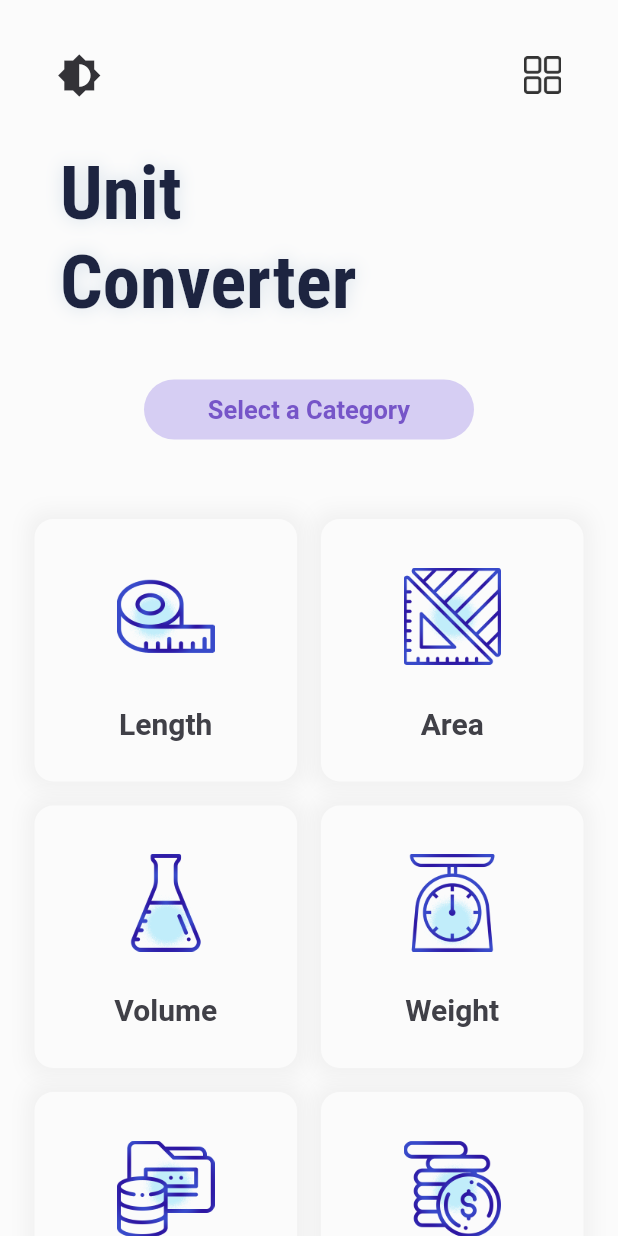
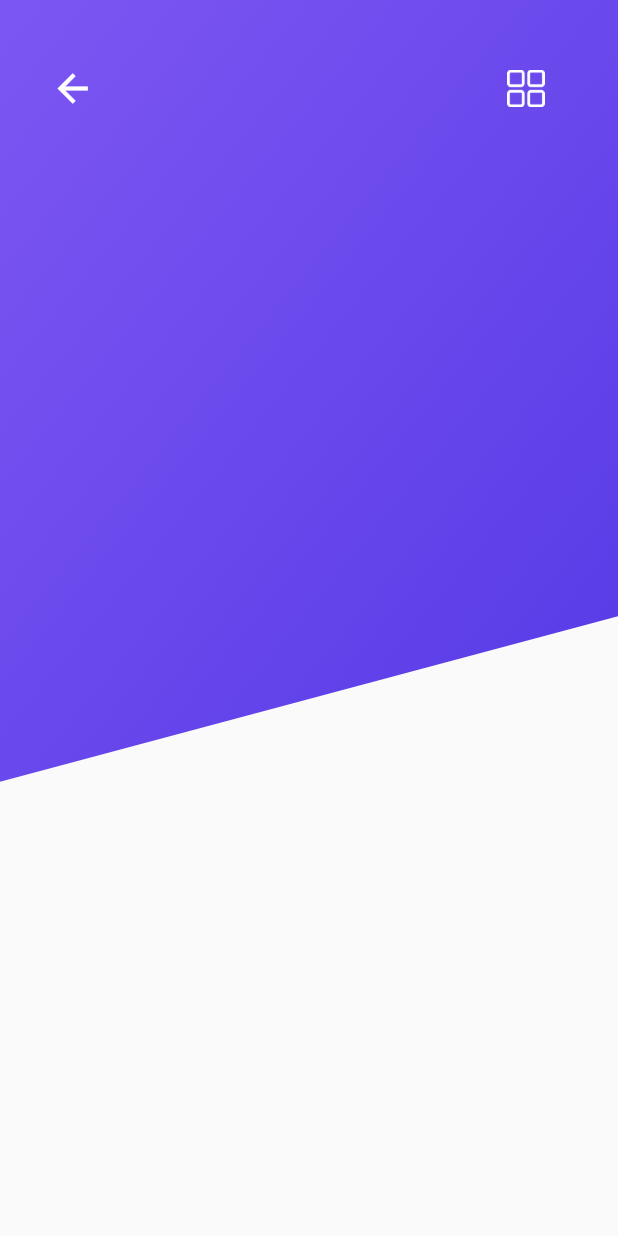
Before and after one commit to bharat-1809/Unito, a Flutter app: the screen it shows after launch, after a tap on "Length", on a phone screen of 412 x 824 dp. Run offline on Flutter 3.47's test engine with Material 2 defaults, Android fonts, the phone set to English and light mode, and no system bars.

Commit message:
Added Unit Converter Screen basic UI

```diff
--- a/unit_converter_app/lib/component/category_tile.dart
+++ b/unit_converter_app/lib/component/category_tile.dart
@@ -1,5 +1,6 @@
 import 'package:flutter/material.dart';
 import 'package:unitconverterapp/component/category.dart';
+import 'package:unitconverterapp/screens/unit_screen.dart';
 
 final _backgroundColor = Color(0xfffbfbfb);
 final _textColor = Color(0xff404047);
@@ -19,6 +20,13 @@ class CategoryTile extends StatelessWidget {
 
   @override
   Widget build(BuildContext context) {
+    void _openConverterRoute() {
+      Navigator.push(context,
+          MaterialPageRoute(builder: (BuildContext context) {
+        return UnitConverter();
+      }));
+    }
+
     return Padding(
       padding: _padding8,
       child: Container(
@@ -39,7 +47,7 @@ class CategoryTile extends StatelessWidget {
         child: Material(
           color: Colors.transparent,
           child: InkWell(
-            onTap: () {},
+            onTap: () {_openConverterRoute();},
             borderRadius: _borderRadius,
             splashColor: _splashColor,
             highlightColor: _highlightColor,
--- a/unit_converter_app/lib/screens/category_screen.dart
+++ b/unit_converter_app/lib/screens/category_screen.dart
@@ -62,7 +62,7 @@ class _CategoryScreenState extends State<CategoryScreen> {
       return GridView.count(
         crossAxisCount: 2,
         childAspectRatio: 1,
-        padding: EdgeInsets.all(15.0),
+        padding: EdgeInsets.all(20.0),
         children: _categories.map((Category c) {
           return CategoryTile(category: c);
         }).toList(),
--- /dev/null
+++ b/unit_converter_app/lib/screens/unit_screen.dart
@@ -0,0 +1,84 @@
+import 'package:flutter/material.dart';
+
+// Unit Converter Page
+class UnitConverter extends StatefulWidget {
+  @override
+  _UnitConverterState createState() => _UnitConverterState();
+}
+
+class _UnitConverterState extends State<UnitConverter> {
+  @override
+  Widget build(BuildContext context) {
+    final width = MediaQuery.of(context).size.height;
+    final height = MediaQuery.of(context).size.width;
+    final bgUIRotation = 15; // Rotation angle for background UI container
+
+// UI Design (Top of the stack)
+    Widget _topDesign() {
+      return Container(
+        child: Column(
+          mainAxisAlignment: MainAxisAlignment.start,
+          children: <Widget>[
+            SizedBox(height: 35),
+            Row(
+              mainAxisAlignment: MainAxisAlignment.spaceEvenly,
+              children: <Widget>[
+                IconButton(
+                    icon: Icon(
+                      Icons.arrow_back,
+                      size: 30,
+                      color: Colors.white,
+                    ),
+                    onPressed: () {
+                      Navigator.pop(context);
+                    }),
+                SizedBox(width: width / 3.8),
+                Image.asset(
+                  'assets/icons/fourW.png',
+                  height: 25,
+                  width: 25,
+                ),
+                SizedBox(width: 0.0),
+              ],
+            ),
+          ],
+        ),
+      );
+    }
+
+// Background UI Widget ( the design one )
+    Widget _backgroundUI() {
+      return Stack(children: [
+        Container(
+          height: height,
+          width: width,
+          color: Color(0xfffbfbfb),
+        ),
+        Positioned(
+          top: -200.0,
+          right: 80,
+          child: Container(
+            height: 2 * height,
+            width: width,
+            decoration: BoxDecoration(
+              gradient: LinearGradient(colors: [Color(0xff5035e4), Color(0xff9a6dfc)], begin: Alignment(0.8,1.5), end: Alignment.topLeft,),
+            ),
+            transform: Matrix4.rotationZ(-bgUIRotation * 0.0174533),
+          ),
+        ),
+      ]);
+    }
+
+    return Scaffold(
+      body: SafeArea(
+        child: Stack(
+          fit: StackFit.expand,
+          children: <Widget>[
+            _backgroundUI(),
+            _topDesign(),
+          ],
+        ),
+      ),
+    );
+  }
+}
```
